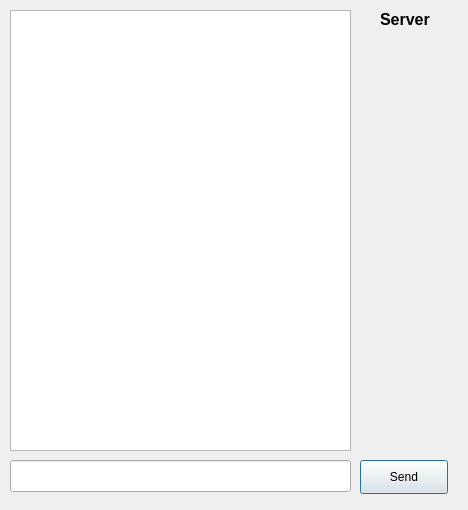
The window that server.ui (protu/kriptochat) describes before a commit, drawn with Qt 5.
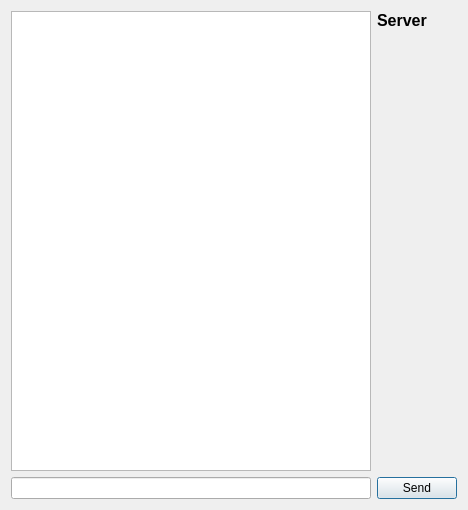
The same window after the commit.

Patch:
```diff
--- a/server.ui
+++ b/server.ui
@@ -13,48 +13,19 @@
   <property name="windowTitle">
    <string>Dialog</string>
   </property>
+  <layout class="QGridLayout" name="gridLayout">
+   <item row="0" column="0">
   <widget class="QTextEdit" name="textEditMessages">
-   <property name="geometry">
-    <rect>
-     <x>10</x>
-     <y>10</y>
-     <width>341</width>
-     <height>441</height>
-    </rect>
-   </property>
-  </widget>
-  <widget class="QLineEdit" name="lineEditMessage">
-   <property name="geometry">
-    <rect>
-     <x>10</x>
-     <y>460</y>
-     <width>341</width>
-     <height>32</height>
-    </rect>
-   </property>
-  </widget>
-  <widget class="QPushButton" name="pushButtonSend">
-   <property name="geometry">
-    <rect>
-     <x>360</x>
-     <y>460</y>
-     <width>88</width>
-     <height>34</height>
-    </rect>
-   </property>
-   <property name="text">
-    <string>Send</string>
-   </property>
-  </widget>
+     <property name="minimumSize">
+      <size>
+       <width>300</width>
+       <height>400</height>
+      </size>
+     </property>
+    </widget>
+   </item>
+   <item row="0" column="1">
   <widget class="QLabel" name="label">
-   <property name="geometry">
-    <rect>
-     <x>380</x>
-     <y>10</y>
-     <width>58</width>
-     <height>18</height>
-    </rect>
-   </property>
    <property name="font">
     <font>
      <pointsize>12</pointsize>
@@ -65,7 +36,22 @@
    <property name="text">
     <string>Server</string>
    </property>
-  </widget>
+     <property name="alignment">
+      <set>Qt::AlignLeading|Qt::AlignLeft|Qt::AlignTop</set>
+     </property>
+    </widget>
+   </item>
+   <item row="1" column="0">
+    <widget class="QLineEdit" name="lineEditMessage"/>
+   </item>
+   <item row="1" column="1">
+    <widget class="QPushButton" name="pushButtonSend">
+     <property name="text">
+      <string>Send</string>
+     </property>
+    </widget>
+   </item>
+  </layout>
  </widget>
  <resources/>
  <connections/>
```
Lines whose indentation alone changed are shown as unchanged.
